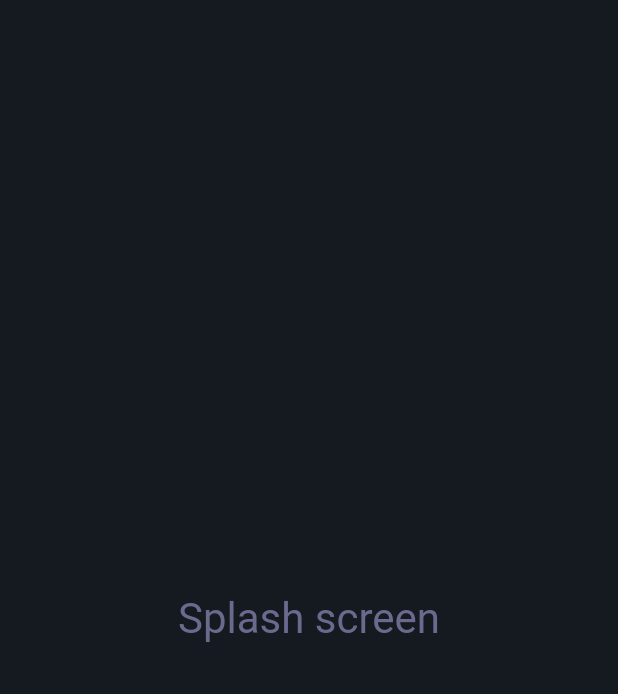
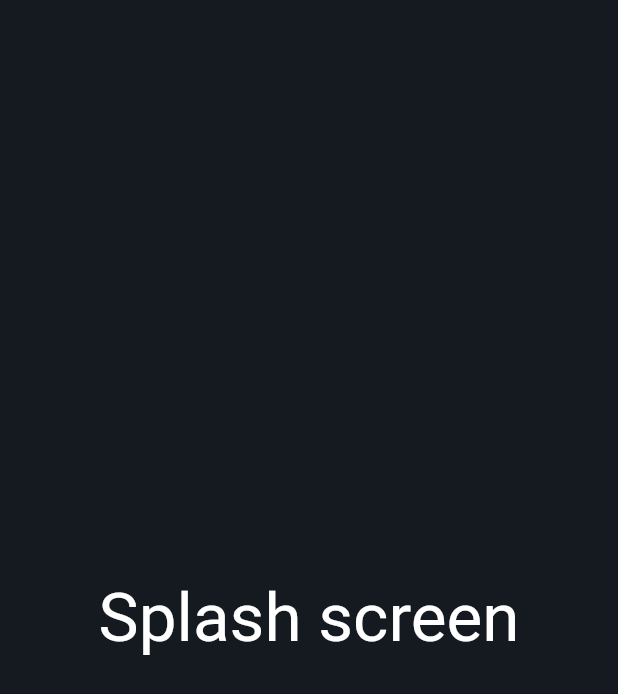
Before and after one commit to axiftaj/Flutter-Bloc-Clean-Coding, a Flutter app: the SplashView screen opened by its route, on a phone screen of 412 x 824 dp. Shown: the top 694 px of the screen. Run offline on Flutter 3.47's test engine with Material 3 defaults, Android fonts, the phone set to English and light mode, and no system bars; our stand-ins replace bloc, cached_network_image, equatable, flutter_bloc, flutter_secure_storage, formz and 4 more; accounts and stored records are empty; generated files the repository leaves out were written again; Roboto replaces fonts that are missing (Pangram Medium).

Commit message:
update: fonts added

```diff
--- a/lib/configs/themes/dark_theme.dart
+++ b/lib/configs/themes/dark_theme.dart
@@ -1,10 +1,11 @@
 import 'package:flutter/material.dart';
+import 'package:google_fonts/google_fonts.dart';
 
 import 'themes.dart';
 
 ThemeData darkTheme = ThemeData.dark().copyWith(
     appBarTheme: AppBarTheme(
-        toolbarTextStyle: ThemeData.light().textTheme.headline2!.copyWith(
+        toolbarTextStyle: ThemeData.light().textTheme.displayMedium!.copyWith(
             fontFamily: ThemeConfig.pangramRegular,
             color: Colors.white,
             fontWeight: FontWeight.w500),
@@ -14,32 +15,28 @@ ThemeData darkTheme = ThemeData.dark().copyWith(
     textSelectionTheme: const TextSelectionThemeData(cursorColor: Colors.white),
     backgroundColor: const Color(0xff202934),
     textTheme: ThemeData.dark().textTheme.copyWith(
-          subtitle1: ThemeData.dark().textTheme.subtitle1!.copyWith(
-              fontFamily: ThemeConfig.pangramRegular, color: Colors.white),
-          subtitle2: ThemeData.dark().textTheme.subtitle2!.copyWith(
-              fontFamily: ThemeConfig.pangramRegular,
-              color: Colors.white.withOpacity(.5)),
-          headline1: const TextStyle(
+          titleMedium: GoogleFonts.roboto(color: Colors.white),
+          titleSmall: GoogleFonts.roboto(
+            color: Colors.white.withOpacity(.5),
+          ),
+          displayLarge: GoogleFonts.roboto(
             color: Colors.white,
           ),
-          headline2: const TextStyle(
-              fontFamily: ThemeConfig.pangramRegular,
-              color: Colors.white,
-              fontWeight: FontWeight.w400),
-
-      headline4: ThemeData.dark().textTheme.bodyText2!.copyWith(
-          fontFamily: ThemeConfig.pangramMedium ,
-          color: ThemeConfig.textColor6B698E ),
-
-          headline3: ThemeData.light()
-              .textTheme
-              .headline3!
-              .copyWith(color: Colors.white),
-        bodyText2: ThemeData.dark().textTheme.bodyText2!.copyWith(
-            fontFamily: ThemeConfig.pangramLight ,
-            color: ThemeConfig.textColorBCBFC2 ),
+          displayMedium: GoogleFonts.roboto(
+            color: Colors.white,
+            fontWeight: FontWeight.w400,
+          ),
+          headlineMedium: GoogleFonts.roboto(
+            color: ThemeConfig.textColor6B698E,
+          ),
+          displaySmall: GoogleFonts.roboto(
+            color: Colors.white,
+            fontWeight: FontWeight.w400,
+          ),
+          bodyMedium: GoogleFonts.roboto(
+            color: ThemeConfig.textColorBCBFC2,
+          ),
         ),
-
     radioTheme: RadioThemeData(
       fillColor: MaterialStateColor.resolveWith(
           (states) => Colors.white.withOpacity(.3)),
--- a/lib/configs/themes/light_theme.dart
+++ b/lib/configs/themes/light_theme.dart
@@ -1,10 +1,12 @@
 import 'package:flutter/material.dart';
 import 'package:flutter/services.dart';
+import 'package:google_fonts/google_fonts.dart';
 
 import 'themes.dart';
 
 ThemeData lightTheme = ThemeData.light().copyWith(
-    appBarTheme: AppBarTheme(systemOverlayStyle:
+  appBarTheme: AppBarTheme(
+      systemOverlayStyle:
           const SystemUiOverlayStyle(statusBarBrightness: Brightness.light),
       toolbarTextStyle: ThemeData.light().textTheme.headline2!.copyWith(
           fontFamily: ThemeConfig.pangramRegular,
@@ -13,7 +15,6 @@ ThemeData lightTheme = ThemeData.light().copyWith(
       iconTheme: const IconThemeData(
         color: Colors.black,
       )),
-
   colorScheme: ThemeData.light().colorScheme.copyWith(
       secondary: const Color(0xffa1a1a1),
       primary: const Color(0xff0F0425),
@@ -35,29 +36,26 @@ ThemeData lightTheme = ThemeData.light().copyWith(
     ),
   ),
   textTheme: ThemeData.light().textTheme.copyWith(
-          // titleSmall: ThemeData.light().textTheme.titleSmall!.copyWith(
-          //     fontFamily: ThemeConfig.pangramRegular,
-          //     color: const Color(0xff999999)),
-          subtitle1: ThemeData.light().textTheme.subtitle1!.copyWith(
-              fontFamily: ThemeConfig.pangramRegular,
-              color: const Color(0xff151152)),
-          subtitle2: ThemeData.light().textTheme.subtitle2!.copyWith(
-              fontFamily: ThemeConfig.pangramRegular,
-              color: const Color(0xff6B698E)),
-          headline1: const TextStyle(
-            fontFamily: ThemeConfig.pangramRegular,
-            color: ThemeConfig.textColo151152,
+        titleMedium: GoogleFonts.roboto(color: Colors.black),
+        titleSmall: GoogleFonts.roboto(
+          color: Colors.black.withOpacity(.5),
         ),
-          headline2: const TextStyle(
-              fontFamily: ThemeConfig.pangramRegular,
+        displayLarge: GoogleFonts.roboto(
           color: Colors.black,
-              fontWeight: FontWeight.w400),
-          headline3: ThemeData.light()
-              .textTheme
-              .headline3!
-              .copyWith(color: const Color(0xff0F0425)),
-        headline4: ThemeData.light().textTheme.bodyText2!.copyWith(fontFamily: ThemeConfig.pangramMedium ,color: ThemeConfig.textColor6B698E ),
-
-        bodyText2: ThemeData.light().textTheme.bodyText2!.copyWith(fontFamily: ThemeConfig.pangramRegular ,color: ThemeConfig.textColor6B698E )
-
-        ));
+        ),
+        displayMedium: GoogleFonts.roboto(
+          color: Colors.black,
+          fontWeight: FontWeight.w400,
+        ),
+        headlineMedium: GoogleFonts.roboto(
+          color: ThemeConfig.textColor6B698E,
+        ),
+        displaySmall: GoogleFonts.roboto(
+          color: Colors.black,
+          fontWeight: FontWeight.w400,
+        ),
+        bodyMedium: GoogleFonts.roboto(
+          color: ThemeConfig.textColorBCBFC2,
+        ),
+      ),
+);
--- a/lib/view/splash/splash_view.dart
+++ b/lib/view/splash/splash_view.dart
@@ -25,7 +25,7 @@ class _SplashViewState extends State<SplashView> {
       body: Center(
         child: Text(
           AppLocalizations.of(context)!.splashScreen,
-          style: Theme.of(context).textTheme.headlineMedium,
+          style: Theme.of(context).textTheme.displayMedium,
         ),
       ),
     );
--- a/pubspec.yaml
+++ b/pubspec.yaml
@@ -49,6 +49,7 @@ dependencies:
   formz: ^0.7.0
   logger: ^2.0.2+1
   freezed: ^2.4.7
+  google_fonts: ^6.2.0
   flutter_localization: ^0.2.0
   flutter_localizations:
     sdk: flutter
```
Also changed, not shown: pubspec.lock. Lines whose indentation alone changed are shown as unchanged.
